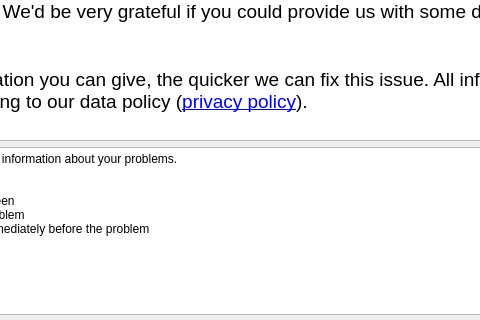
Qt form scripts/ErrorReporter/errorreport.ui (mantidproject/mantid) before a commit; both pictures show x 162 to 642 and y 182 to 502 of the 768 by 608 pixel window.
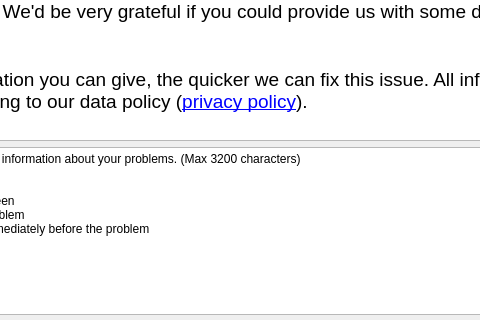
The same form after that commit.

Commit message: Re #22604 set maximum length for email and name

Patch:
```diff
--- a/scripts/ErrorReporter/errorreport.ui
+++ b/scripts/ErrorReporter/errorreport.ui
@@ -151,8 +151,11 @@
        </item>
        <item>
         <widget class="QPlainTextEdit" name="input_free_text">
+         <property name="frameShadow">
+          <enum>QFrame::Plain</enum>
+         </property>
          <property name="plainText">
-          <string>Please enter any additional information about your problems. 
+          <string>Please enter any additional information about your problems. (Max 3200 characters)
 
 For example:
 Error messages on the screen 
```
Left out of the diff: 21 changed lines with no effect on the pictures.
